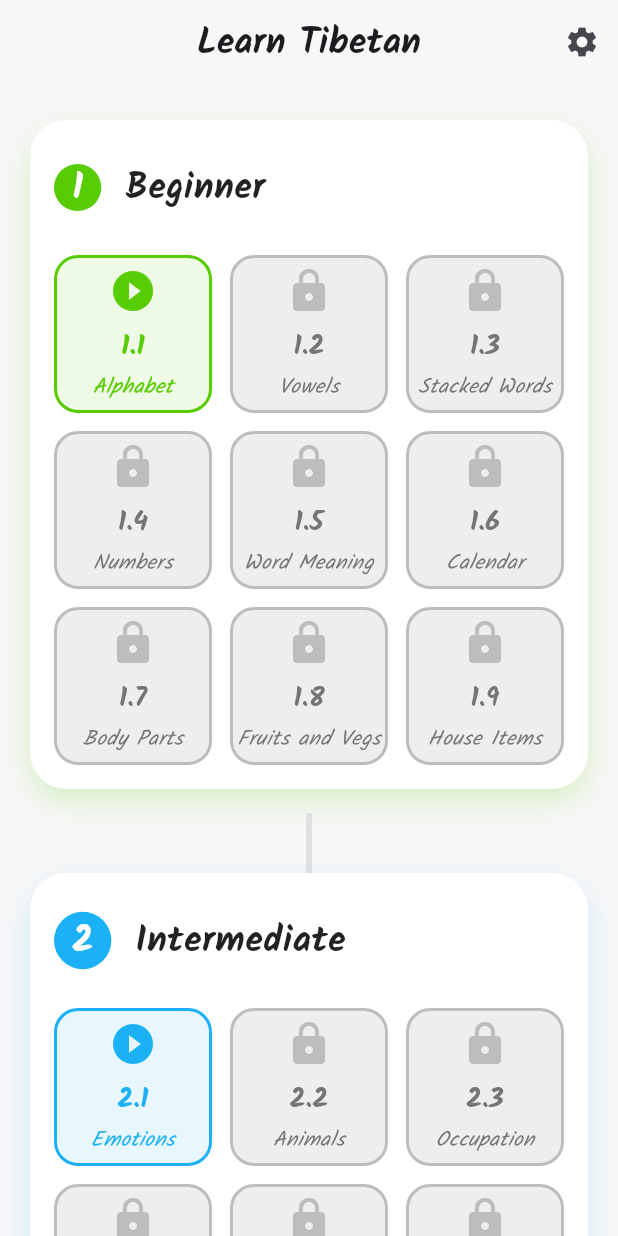
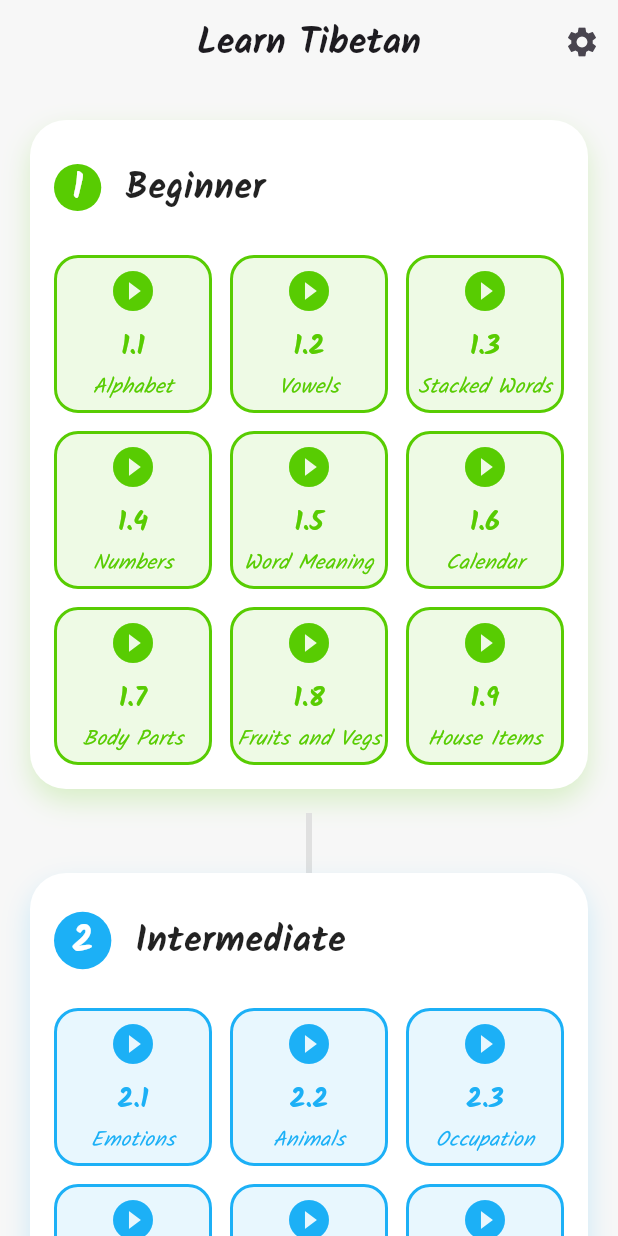
Before and after one commit to ProjectMira/bojang, a Flutter app: the screen it shows after launch, on a phone screen of 412 x 824 dp. Run offline on Flutter 3.47's test engine with Material 3 defaults, Android fonts, the phone set to English and light mode, and no system bars; our stand-ins replace audioplayers, flutter_local_notifications, google_fonts, timezone.

Commit message:
remove sublevel locked feature

```diff
--- a/lib/screens/level_selection_screen.dart
+++ b/lib/screens/level_selection_screen.dart
@@ -186,23 +186,14 @@ class _LevelSelectionScreenState extends State<LevelSelectionScreen> with Single
       itemCount: level.sublevels.length,
       itemBuilder: (context, index) {
         final sublevel = level.sublevels[index];
-        final isLocked = index > 0;
+        final isLocked = false;
 
         return Hero(
           tag: 'sublevel_${sublevel.level}_${sublevel.name}',
           child: Material(
             color: Colors.transparent,
             child: InkWell(
-              onTap: isLocked
-                  ? () {
-                      ScaffoldMessenger.of(context).showSnackBar(
-                        const SnackBar(
-                          content: Text('Complete previous levels to unlock!'),
-                          duration: Duration(seconds: 2),
-                        ),
-                      );
-                    }
-                  : () {
+              onTap: () {
                 Navigator.push(
                   context,
                   MaterialPageRoute(
@@ -213,10 +204,10 @@ class _LevelSelectionScreenState extends State<LevelSelectionScreen> with Single
               borderRadius: BorderRadius.circular(16),
               child: Container(
                 decoration: BoxDecoration(
-                  color: isLocked ? Colors.grey[200] : color.withOpacity(0.1),
+                  color: color.withOpacity(0.1),
                   borderRadius: BorderRadius.circular(16),
                   border: Border.all(
-                    color: isLocked ? Colors.grey[400]! : color,
+                    color: color,
                     width: 2,
                   ),
                 ),
@@ -224,8 +215,8 @@ class _LevelSelectionScreenState extends State<LevelSelectionScreen> with Single
                   mainAxisAlignment: MainAxisAlignment.center,
                   children: [
                     Icon(
-                      isLocked ? Icons.lock : Icons.play_circle_fill,
-                      color: isLocked ? Colors.grey[400] : color,
+                      Icons.play_circle_fill,
+                      color: color,
                       size: 32,
                     ),
                     const SizedBox(height: 8),
@@ -234,7 +225,7 @@ class _LevelSelectionScreenState extends State<LevelSelectionScreen> with Single
                       style: GoogleFonts.kalam(
                         fontSize: 18,
                         fontWeight: FontWeight.bold,
-                        color: isLocked ? Colors.grey[600] : color,
+                        color: color,
                       ),
                     ),
                     const SizedBox(height: 4),
@@ -243,7 +234,7 @@ class _LevelSelectionScreenState extends State<LevelSelectionScreen> with Single
                       textAlign: TextAlign.center,
                       style: GoogleFonts.kalam(
                         fontSize: 14,
-                        color: isLocked ? Colors.grey[600] : color,
+                        color: color,
                         fontStyle: FontStyle.italic,
                       ),
                       maxLines: 2,
```
Lines whose indentation alone changed are shown as unchanged.
